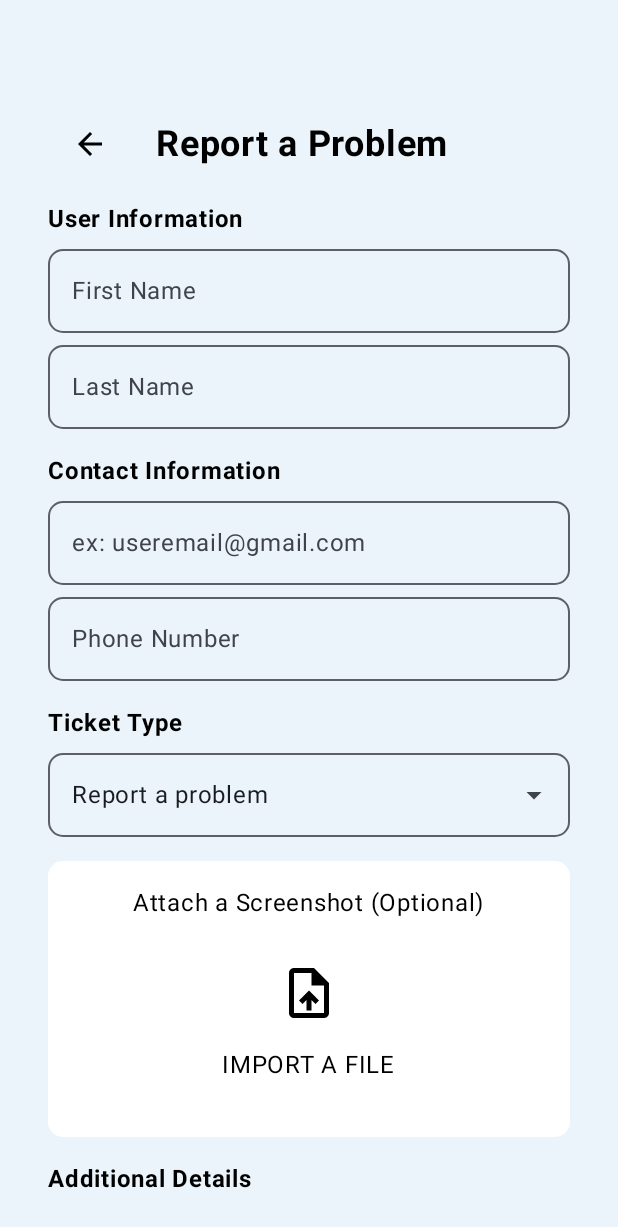
After one commit to Xyzhie-Dacanay/ladon-supplies-app, an Android app built with Jetpack Compose: the ReportProblemScreen screen opened through its navigation route, on a phone screen of 412 x 824 dp. The commit adds this screen. Shown: the top 1227 px of the screen. Run offline under Robolectric (Android 15) with nearby library versions, the phone set to English and light mode, and no system bars; 1 statement that could not run was skipped.

Commit message:
git add . git commit -m "profile screens" git push

```diff
--- a/app/src/main/java/com/dacanay_xyzhie_f/dacanay/ladon_app/navigation/AppNav.kt
+++ b/app/src/main/java/com/dacanay_xyzhie_f/dacanay/ladon_app/navigation/AppNav.kt
@@ -71,6 +71,9 @@ fun AuthNavigation(
         }
         composable(Routes.Report) {
             ReportScreen(navController = navController)
+        }
+        composable(Routes.ReportProblemScreen){
+            ReportProblemScreen(navController = navController)
         }
         composable(Routes.Settings) {
             SettingsScreen(navController = navController)
--- a/app/src/main/java/com/dacanay_xyzhie_f/dacanay/ladon_app/navigation/Routes.kt
+++ b/app/src/main/java/com/dacanay_xyzhie_f/dacanay/ladon_app/navigation/Routes.kt
@@ -14,6 +14,7 @@ object Routes {
      var About = "AboutScreen"
      var PrivacyPolicy = "PrivacyPolicyScreen"
      var Report = "ReportScreen"
+     var ReportProblemScreen = "ReportProblemScreen"
      var Settings = "SettingsScreen"
      var ProductsScreen = "Products_Screen"
      var AddtoCartScreen = "AddtoCart_Screen"
--- /dev/null
+++ b/app/src/main/java/com/dacanay_xyzhie_f/dacanay/ladon_app/screens/profile/ReportProblemScreen.kt
@@ -0,0 +1,208 @@
+package com.dacanay_xyzhie_f.dacanay.ladon_app.screens.profile
+
+import androidx.compose.foundation.background
+import androidx.compose.foundation.clickable
+import androidx.compose.foundation.layout.*
+import androidx.compose.foundation.rememberScrollState
+import androidx.compose.foundation.shape.RoundedCornerShape
+import androidx.compose.foundation.verticalScroll
+import androidx.compose.material.icons.Icons
+import androidx.compose.material.icons.filled.ArrowBack
+import androidx.compose.material.icons.filled.UploadFile
+import androidx.compose.material3.*
+import androidx.compose.runtime.*
+import androidx.compose.ui.Alignment
+import androidx.compose.ui.Modifier
+import androidx.compose.ui.graphics.Color
+import androidx.compose.ui.text.font.FontWeight
+import androidx.compose.ui.tooling.preview.Preview
+import androidx.compose.ui.unit.dp
+import androidx.compose.ui.unit.sp
+import androidx.navigation.NavController
+import androidx.navigation.compose.rememberNavController
+
+@OptIn(ExperimentalMaterial3Api::class)
+@Composable
+fun ReportProblemScreen(navController: NavController) {
+    var ticketType by remember { mutableStateOf("Report a problem") }
+    val ticketOptions = listOf("Report a problem", "Feature request", "Bug report", "Other")
+
+    Column(
+        modifier = Modifier
+            .fillMaxSize()
+            .background(Color(0xFFEAF4FA)) // Light blue background
+            .padding(32.dp)
+            .verticalScroll(rememberScrollState())
+    ) {
+        // Top Bar with Back Button and Title
+        Row(
+            verticalAlignment = Alignment.CenterVertically,
+            modifier = Modifier.fillMaxWidth()
+        ) {
+            Row(
+                verticalAlignment = Alignment.CenterVertically,
+                modifier = Modifier
+                    .fillMaxWidth()
+                    .padding(top = 50.dp, start = 16.dp, bottom = 4.dp) // Adjust padding
+            ) {
+                Icon(
+                    imageVector = Icons.Default.ArrowBack,
+                    contentDescription = "Back",
+                    modifier = Modifier
+                        .size(24.dp)
+                        .clickable { navController.popBackStack() } // Ensure navController is not null
+                )
+
+                Spacer(modifier = Modifier.width(32.dp)) // Space between icon and text
+
+                Text(
+                    text = "Report a Problem",
+                    fontSize = 24.sp,
+                    fontWeight = FontWeight.Bold,
+                    modifier = Modifier.align(Alignment.CenterVertically)
+                )
+            }
+
+            Spacer(modifier = Modifier.weight(1f))
+        }
+
+        Spacer(modifier = Modifier.height(20.dp))
+
+        // User Information Fields
+        Text(text = "User Information", fontWeight = FontWeight.Bold)
+        Spacer(modifier = Modifier.height(8.dp))
+        OutlinedTextField(
+            value = "", onValueChange = {},
+            placeholder = { Text("First Name") },
+            modifier = Modifier.fillMaxWidth(),
+            shape = RoundedCornerShape(10.dp)
+        )
+        Spacer(modifier = Modifier.height(8.dp))
+        OutlinedTextField(
+            value = "", onValueChange = {},
+            placeholder = { Text("Last Name") },
+            modifier = Modifier.fillMaxWidth(),
+            shape = RoundedCornerShape(10.dp)
+        )
+
+        Spacer(modifier = Modifier.height(16.dp))
+
+        // Contact Information
+        Text(text = "Contact Information", fontWeight = FontWeight.Bold)
+        Spacer(modifier = Modifier.height(8.dp))
+        OutlinedTextField(
+            value = "", onValueChange = {},
+            placeholder = { Text("ex: useremail@gmail.com") },
+            modifier = Modifier.fillMaxWidth(),
+            shape = RoundedCornerShape(10.dp)
+        )
+        Spacer(modifier = Modifier.height(8.dp))
+        OutlinedTextField(
+            value = "", onValueChange = {},
+            placeholder = { Text("Phone Number") },
+            modifier = Modifier.fillMaxWidth(),
+            shape = RoundedCornerShape(10.dp)
+        )
+
+        Spacer(modifier = Modifier.height(16.dp))
+
+        // Ticket Type Dropdown
+        Text(text = "Ticket Type", fontWeight = FontWeight.Bold)
+        Spacer(modifier = Modifier.height(8.dp) .width(6.dp))
+        var expanded by remember { mutableStateOf(false) }
+        ExposedDropdownMenuBox(
+            expanded = expanded,
+            onExpandedChange = { expanded = !expanded }
+        ) {
+            OutlinedTextField(
+                value = ticketType,
+                onValueChange = {},
+                readOnly = true,
+                modifier = Modifier.fillMaxWidth(),
+                shape = RoundedCornerShape(10.dp),
+                trailingIcon = { ExposedDropdownMenuDefaults.TrailingIcon(expanded = expanded) }
+            )
+            ExposedDropdownMenu(
+                expanded = expanded,
+                onDismissRequest = { expanded = false }
+            ) {
+                ticketOptions.forEach { option ->
+                    DropdownMenuItem(
+                        text = { Text(option) },
+                        onClick = {
+                            ticketType = option
+                            expanded = false
+                        }
+                    )
+                }
+            }
+        }
+
+        Spacer(modifier = Modifier.height(16.dp))
+
+        // File Upload Section
+        Column(
+            modifier = Modifier
+                .fillMaxWidth()
+                .background(Color.White, shape = RoundedCornerShape(10.dp))
+                .padding(16.dp),
+            horizontalAlignment = Alignment.CenterHorizontally
+        ) {
+            Text(text = "Attach a Screenshot (Optional)", color = Color.Black)
+            Spacer(modifier = Modifier.height(8.dp))
+            Box(
+                modifier = Modifier
+                    .fillMaxWidth()
+                    .height(120.dp)
+                    .clickable { /* TODO: File picker logic */ },
+                contentAlignment = Alignment.Center
+            ) {
+                Column(horizontalAlignment = Alignment.CenterHorizontally) {
+                    Icon(
+                        imageVector = Icons.Default.UploadFile,
+                        contentDescription = "Import Icon",
+                        modifier = Modifier.size(40.dp)
+                    )
+                    Spacer(modifier = Modifier.height(16.dp))
+
+                    Text(text = "IMPORT A FILE", color = Color.Black)
+                }
+            }
+        }
+
+        Spacer(modifier = Modifier.height(16.dp))
+
+        // Additional Details
+        Text(text = "Additional Details", fontWeight = FontWeight.Bold)
+        Spacer(modifier = Modifier.height(8.dp))
+        OutlinedTextField(
+            value = "",
+            onValueChange = {},
+            placeholder = { Text("Please type here...") },
+            modifier = Modifier
+                .fillMaxWidth()
+                .height(100.dp),
+            shape = RoundedCornerShape(10.dp)
+        )
+
+        Spacer(modifier = Modifier.height(24.dp))
+
+        // Submit Button
+        Button(
+            onClick = { /* TODO: Handle submission */ },
+            colors = ButtonDefaults.buttonColors(Color(0xFF3498DB)), // Blue button
+            shape = RoundedCornerShape(50.dp),
+            modifier = Modifier
+                .fillMaxWidth()
+                .height(50.dp)
+        ) {
+            Text("SUBMIT", color = Color.White, fontSize = 16.sp, fontWeight = FontWeight.Bold)
+        }
+    }
+}
+
+@Preview(showBackground = true)
+@Composable
+fun PreviewReportProblemScreen() {
+    ReportProblemScreen(navController = rememberNavController())
+}
```
Also changed, not shown: app/src/main/java/com/dacanay_xyzhie_f/dacanay/ladon_app/screens/profile/ReportScreen.kt (+108 -3 lines).
